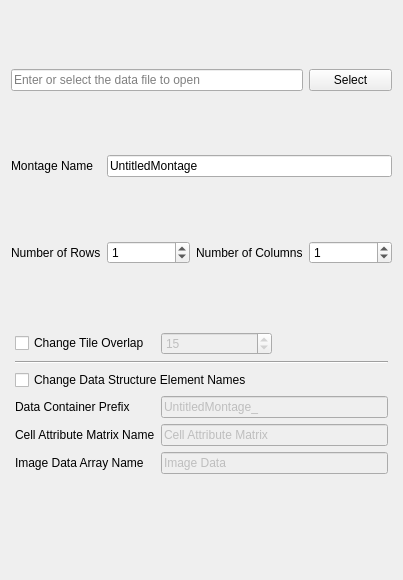
Old version of the form SIMPLVtkLib/Wizards/ImportMontage/UI_Files/EnterFijiDataPage.ui in the repository tplatt77/SIMPLVtkLib.
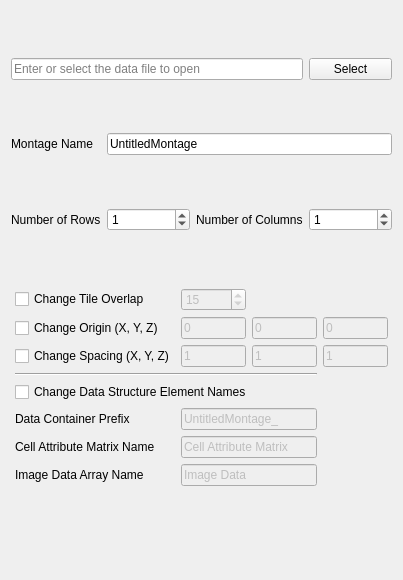
New version of the form.

Commit message: Adding Origin and Spacing options to Fiji wizard page

What changed in the file:
```diff
--- a/SIMPLVtkLib/Wizards/ImportMontage/UI_Files/EnterFijiDataPage.ui
+++ b/SIMPLVtkLib/Wizards/ImportMontage/UI_Files/EnterFijiDataPage.ui
@@ -31,21 +31,85 @@
      <property name="bottomMargin">
       <number>4</number>
      </property>
-     <item row="1" column="0" colspan="3">
+     <item row="9" column="1" colspan="2">
+      <widget class="QLineEdit" name="imageArrayNameLE">
+       <property name="enabled">
+        <bool>false</bool>
+       </property>
+       <property name="text">
+        <string>Image Data</string>
+       </property>
+      </widget>
+     </item>
+     <item row="2" column="0">
+      <widget class="QCheckBox" name="changeSpacingCB">
+       <property name="text">
+        <string>Change Spacing (X, Y, Z)</string>
+       </property>
+      </widget>
+     </item>
+     <item row="2" column="2">
+      <widget class="QLineEdit" name="spacingY">
+       <property name="enabled">
+        <bool>false</bool>
+       </property>
+       <property name="text">
+        <string>1</string>
+       </property>
+      </widget>
+     </item>
+     <item row="2" column="3">
+      <widget class="QLineEdit" name="spacingZ">
+       <property name="enabled">
+        <bool>false</bool>
+       </property>
+       <property name="text">
+        <string>1</string>
+       </property>
+      </widget>
+     </item>
+     <item row="2" column="1">
+      <widget class="QLineEdit" name="spacingX">
+       <property name="enabled">
+        <bool>false</bool>
+       </property>
+       <property name="text">
+        <string>1</string>
+       </property>
+      </widget>
+     </item>
+     <item row="7" column="1" colspan="2">
+      <widget class="QLineEdit" name="imageDataContainerPrefixLE">
+       <property name="enabled">
+        <bool>false</bool>
+       </property>
+       <property name="text">
+        <string>UntitledMontage_</string>
+       </property>
+      </widget>
+     </item>
+     <item row="4" column="0" colspan="3">
       <widget class="Line" name="line">
        <property name="orientation">
         <enum>Qt::Horizontal</enum>
        </property>
       </widget>
      </item>
-     <item row="5" column="0">
+     <item row="9" column="0">
       <widget class="QLabel" name="label_16">
        <property name="text">
         <string>Image Data Array Name</string>
        </property>
       </widget>
      </item>
-     <item row="4" column="1" colspan="2">
+     <item row="7" column="0">
+      <widget class="QLabel" name="label_14">
+       <property name="text">
+        <string>Data Container Prefix</string>
+       </property>
+      </widget>
+     </item>
+     <item row="8" column="1" colspan="2">
       <widget class="QLineEdit" name="cellAttrMatrixNameLE">
        <property name="enabled">
         <bool>false</bool>
@@ -55,47 +119,13 @@
        </property>
       </widget>
      </item>
-     <item row="4" column="0">
+     <item row="8" column="0">
       <widget class="QLabel" name="label_15">
        <property name="text">
         <string>Cell Attribute Matrix Name</string>
        </property>
       </widget>
      </item>
-     <item row="3" column="1" colspan="2">
-      <widget class="QLineEdit" name="imageDataContainerPrefixLE">
-       <property name="enabled">
-        <bool>false</bool>
-       </property>
-       <property name="text">
-        <string>UntitledMontage_</string>
-       </property>
-      </widget>
-     </item>
-     <item row="3" column="0">
-      <widget class="QLabel" name="label_14">
-       <property name="text">
-        <string>Data Container Prefix</string>
-       </property>
-      </widget>
-     </item>
-     <item row="2" column="0" colspan="3">
-      <widget class="QCheckBox" name="manualDCAElementNamesCB">
-       <property name="text">
-        <string>Change Data Structure Element Names</string>
-       </property>
-      </widget>
-     </item>
-     <item row="5" column="1" colspan="2">
-      <widget class="QLineEdit" name="imageArrayNameLE">
-       <property name="enabled">
-        <bool>false</bool>
-       </property>
-       <property name="text">
-        <string>Image Data</string>
-       </property>
-      </widget>
-     </item>
      <item row="0" column="0">
       <widget class="QCheckBox" name="changeTileOverlapCB">
        <property name="text">
@@ -116,6 +146,50 @@
        </property>
       </widget>
      </item>
+     <item row="6" column="0" colspan="3">
+      <widget class="QCheckBox" name="manualDCAElementNamesCB">
+       <property name="text">
+        <string>Change Data Structure Element Names</string>
+       </property>
+      </widget>
+     </item>
+     <item row="1" column="0">
+      <widget class="QCheckBox" name="changeOriginCB">
+       <property name="text">
+        <string>Change Origin (X, Y, Z)</string>
+       </property>
+      </widget>
+     </item>
+     <item row="1" column="1">
+      <widget class="QLineEdit" name="originX">
+       <property name="enabled">
+        <bool>false</bool>
+       </property>
+       <property name="text">
+        <string>0</string>
+       </property>
+      </widget>
+     </item>
+     <item row="1" column="2">
+      <widget class="QLineEdit" name="originY">
+       <property name="enabled">
+        <bool>false</bool>
+       </property>
+       <property name="text">
+        <string>0</string>
+       </property>
+      </widget>
+     </item>
+     <item row="1" column="3">
+      <widget class="QLineEdit" name="originZ">
+       <property name="enabled">
+        <bool>false</bool>
+       </property>
+       <property name="text">
+        <string>0</string>
+       </property>
+      </widget>
+     </item>
     </layout>
    </item>
    <item row="3" column="2">
```
The commit also changes 3 other files.
